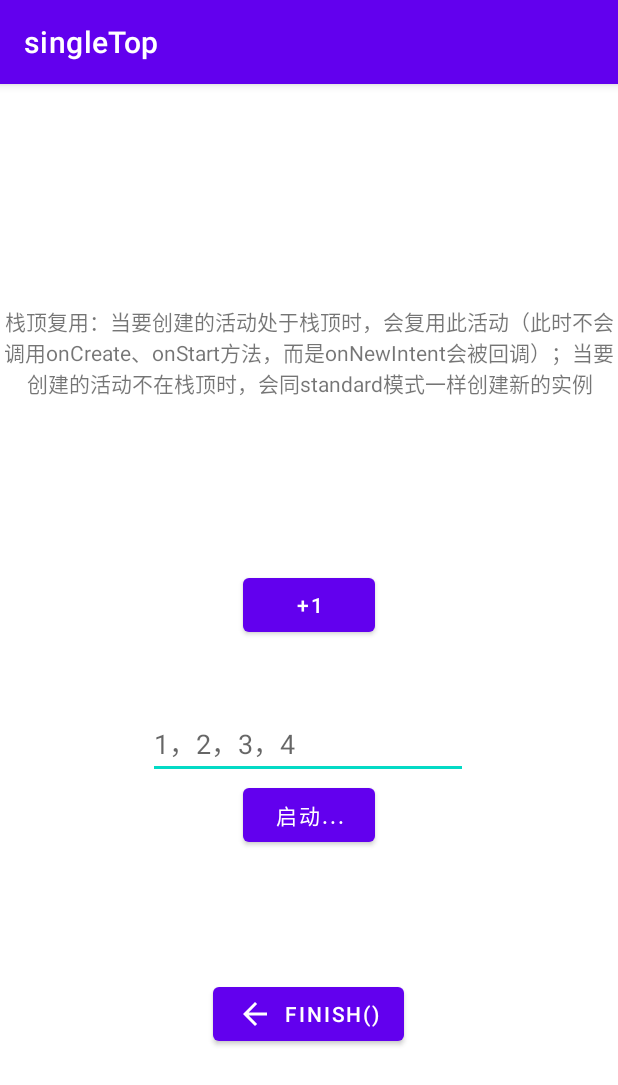
After one commit to yinleren6/AndroidAppDemo, an Android app: the Activity_Launch_Mode2 screen opened directly, with no data from a screen before it, on a phone screen of 412 x 824 dp. The commit adds this screen. Shown: the top 1085 px of the screen. Run offline under Robolectric (Android 15) with nearby library versions, the phone set to English and light mode, and no system bars.

Commit message:
add Activity Launch Mode

```diff
--- /dev/null
+++ b/app/src/main/java/moe/demo/myapplication/Activity_Launch_Mode2.java
@@ -0,0 +1,33 @@
+package moe.demo.myapplication;
+
+import android.content.Intent;
+import android.os.Bundle;
+import android.view.View;
+import android.widget.TextView;
+
+import androidx.appcompat.app.AppCompatActivity;
+
+public class Activity_Launch_Mode2 extends AppCompatActivity {
+    TextView textView;
+
+    @Override
+    protected void onCreate(Bundle savedInstanceState) {
+        super.onCreate(savedInstanceState);
+        setContentView(R.layout.activity_launch_mode1234);
+        this.setTitle("singleTop");
+        textView = findViewById(R.id.textView11);
+        String t = "栈顶复用：当要创建的活动处于栈顶时，会复用此活动（此时不会调用onCreate、onStart方法，而是onNewIntent会被回调）；当要创建的活动不在栈顶时，会同standard模式一样创建新的实例";
+        textView.setText(t);
+    }
+
+    public void b1(View view) {
+        Intent i = new Intent(this, Activity_FeedBack_Activity.class);
+        i.setClass(this, Activity_Launch_Mode2.class);
+        startActivity(i);
+    }
+
+
+    public void finish(View view) {
+        this.finish();
+    }
+}
--- a/app/src/main/java/moe/demo/myapplication/Implicit_Activity.java
+++ b/app/src/main/java/moe/demo/myapplication/Implicit_Activity.java
@@ -10,7 +10,7 @@ public class Implicit_Activity extends AppCompatActivity {
     public void onCreate(Bundle savedInstanceState) {
         super.onCreate(savedInstanceState);
         setContentView(R.layout.finish);
-        setTitle("隐式启动的活动");
+        setTitle("隐式启动");
     }
 
     public void finish(View view) {
--- a/app/src/main/java/moe/demo/myapplication/okhttp_Activity.java
+++ b/app/src/main/java/moe/demo/myapplication/okhttp_Activity.java
@@ -206,4 +206,8 @@ public class okhttp_Activity extends AppCompatActivity {
             }
         });
     }
+
+    public void finish(View view) {
+        okhttp_Activity.this.finish();
+    }
 }
--- /dev/null
+++ b/app/src/main/res/layout/activity_launch_mode1234.xml
@@ -0,0 +1,69 @@
+<?xml version="1.0" encoding="utf-8"?>
+<androidx.constraintlayout.widget.ConstraintLayout xmlns:android="http://schemas.android.com/apk/res/android"
+    xmlns:app="http://schemas.android.com/apk/res-auto"
+    xmlns:tools="http://schemas.android.com/tools"
+    android:layout_width="match_parent"
+    android:layout_height="match_parent"
+    tools:context=".Activity_Launch_Mode">
+
+    <Button
+        android:id="@+id/button4"
+        android:layout_width="wrap_content"
+        android:layout_height="wrap_content"
+        android:layout_marginBottom="124dp"
+        android:onClick="finish"
+        android:text="finish()"
+        app:icon="@drawable/abc_vector_test"
+        app:layout_constraintBottom_toBottomOf="parent"
+        app:layout_constraintEnd_toEndOf="parent"
+        app:layout_constraintHorizontal_bias="0.498"
+        app:layout_constraintStart_toStartOf="parent" />
+
+    <Button
+        android:id="@+id/button32"
+        android:layout_width="wrap_content"
+        android:layout_height="wrap_content"
+        android:onClick="b1"
+        android:text="+1"
+        app:layout_constraintBottom_toBottomOf="parent"
+        app:layout_constraintEnd_toEndOf="parent"
+        app:layout_constraintHorizontal_bias="0.501"
+        app:layout_constraintStart_toStartOf="parent"
+        app:layout_constraintTop_toTopOf="parent"
+        app:layout_constraintVertical_bias="0.449" />
+
+    <TextView
+        android:id="@+id/textView11"
+        android:layout_width="wrap_content"
+        android:layout_height="wrap_content"
+        android:layout_marginTop="148dp"
+        android:text="TextView"
+        android:textAlignment="center"
+        app:layout_constraintEnd_toEndOf="parent"
+        app:layout_constraintHorizontal_bias="0.498"
+        app:layout_constraintStart_toStartOf="parent"
+        app:layout_constraintTop_toTopOf="parent" />
+
+    <EditText
+        android:id="@+id/editTextTextPersonName3"
+        android:layout_width="wrap_content"
+        android:layout_height="wrap_content"
+        android:layout_marginTop="44dp"
+        android:ems="10"
+        android:hint="1，2，3，4"
+        android:inputType="textPersonName"
+        app:layout_constraintEnd_toEndOf="parent"
+        app:layout_constraintHorizontal_bias="0.497"
+        app:layout_constraintStart_toStartOf="parent"
+        app:layout_constraintTop_toBottomOf="@+id/button32" />
+
+    <Button
+        android:id="@+id/button33"
+        android:layout_width="wrap_content"
+        android:layout_height="wrap_content"
+        android:onClick="b2"
+        android:text="启动..."
+        app:layout_constraintEnd_toEndOf="parent"
+        app:layout_constraintStart_toStartOf="parent"
+        app:layout_constraintTop_toBottomOf="@+id/editTextTextPersonName3" />
+</androidx.constraintlayout.widget.ConstraintLayout>
--- a/app/src/main/res/layout/activity_main.xml
+++ b/app/src/main/res/layout/activity_main.xml
@@ -66,9 +66,9 @@
         android:id="@+id/button9"
         android:layout_width="wrap_content"
         android:layout_height="wrap_content"
-        android:layout_marginBottom="100dp"
+        android:layout_marginBottom="16dp"
         android:onClick="finish"
-        android:text="@string/finish"
+        android:text="退出"
         app:icon="@drawable/abc_vector_test"
         app:layout_constraintBottom_toBottomOf="parent"
         app:layout_constraintEnd_toEndOf="parent"
```
Also changed, not shown: app/src/main/AndroidManifest.xml (+50 -20 lines), app/src/main/java/moe/demo/myapplication/Activity_Activitty.java (+88 -17 lines), app/src/main/java/moe/demo/myapplication/Activity_FeedBack_Activity.java (+27 -4 lines), app/src/main/java/moe/demo/myapplication/Activity_Launch_Mode.java (added, +46 -0 lines), app/src/main/java/moe/demo/myapplication/Activity_Launch_Mode1.java (added, +33 -0 lines), app/src/main/java/moe/demo/myapplication/Activity_Launch_Mode3.java (added, +33 -0 lines), app/src/main/java/moe/demo/myapplication/Activity_Launch_Mode4.java (added, +45 -0 lines), app/src/main/java/moe/demo/myapplication/Dialog_Activity.java (added, +22 -0 lines), app/src/main/java/moe/demo/myapplication/ImplicitWeb_Activity.java (deleted, +0 -20 lines), app/src/main/res/layout/activity_activity.xml (+26 -5 lines), app/src/main/res/layout/activity_dialog.xml (added, +44 -0 lines), app/src/main/res/layout/activity_feedback.xml (+10 -0 lines), app/src/main/res/layout/activity_launch_mode.xml (added, +58 -0 lines), app/src/main/res/layout/activity_okhttp.xml (+13 -1 lines).
